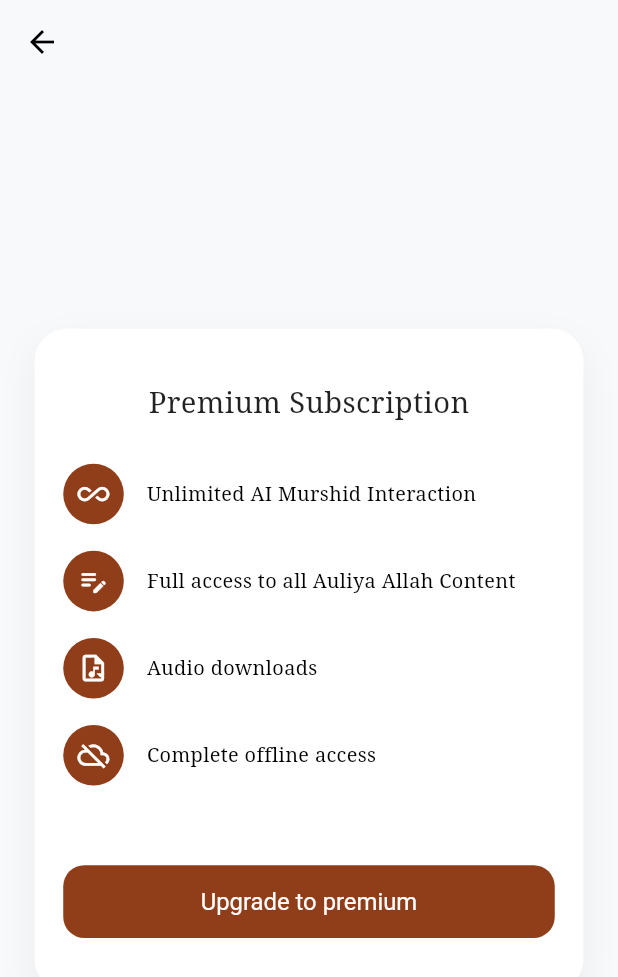
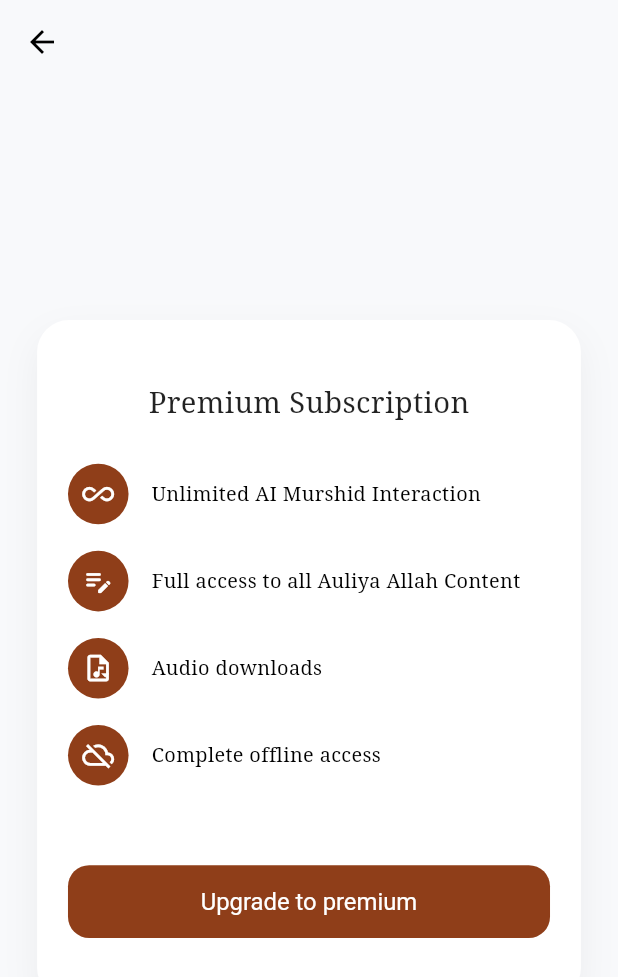
Before and after one commit to Mustafa-2097/maroofkhan8, a Flutter app: the PremiumSubscriptionPage screen opened directly, on a phone screen of 412 x 824 dp. Shown: the top 977 px of the screen. Run offline on Flutter 3.47's test engine with Material 3 defaults, Android fonts, the phone set to English and light mode, and no system bars; our stand-ins replace audioplayers, country_picker, device_preview, easy_localization, flutter_easyloading, flutter_screenutil and 9 more; missing offline and left inert: syncfusion_flutter_pdfviewer; accounts and stored records are empty.

Commit message:
Do theme work and responsive to SUBSCRIPTION  screens

```diff
--- a/lib/features/profile/view/pages/subscription/view/PremiumSubscriptionPage.dart
+++ b/lib/features/profile/view/pages/subscription/view/PremiumSubscriptionPage.dart
@@ -8,17 +8,24 @@ class PremiumSubscriptionPage extends StatelessWidget {
 
   @override
   Widget build(BuildContext context) {
-
+    final isDark = Theme.of(context).brightness == Brightness.dark;
+    final sw = MediaQuery.of(context).size.width;
+    final sh = MediaQuery.of(context).size.height;
     const Color primaryBrown = AppColors.primaryColorLight;
 
     return Scaffold(
-      backgroundColor: const Color(0xFFF8F9FB),
+      backgroundColor: isDark
+          ? const Color(0xFF121212)
+          : const Color(0xFFF8F9FB),
       appBar: AppBar(
         backgroundColor: Colors.transparent,
         elevation: 0,
         leading: IconButton(
           onPressed: () => Get.back(),
-          icon: const Icon(Icons.arrow_back, color: Colors.black),
+          icon: Icon(
+            Icons.arrow_back,
+            color: isDark ? Colors.white : Colors.black,
+          ),
         ),
       ),
       body: SafeArea(
@@ -27,11 +34,14 @@ class PremiumSubscriptionPage extends StatelessWidget {
           children: [
             //SizedBox(height: 10.h),
             Padding(
-              padding: EdgeInsets.symmetric(horizontal: 24.w),
+              padding: EdgeInsets.symmetric(horizontal: sw * 0.06),
               child: Container(
-                padding: EdgeInsets.symmetric(horizontal: 20.w, vertical: 40.h),
+                padding: EdgeInsets.symmetric(
+                  horizontal: sw * 0.05,
+                  vertical: sh * 0.05,
+                ),
                 decoration: BoxDecoration(
-                  color: Colors.white,
+                  color: isDark ? const Color(0xFF1E1E1E) : Colors.white,
                   borderRadius: BorderRadius.circular(24.r),
                   boxShadow: [
                     BoxShadow(
@@ -51,7 +61,7 @@ class PremiumSubscriptionPage extends StatelessWidget {
                         fontSize: 22.sp,
                         fontWeight: FontWeight.w500,
                         fontFamily: 'Serif',
-                        color: Colors.black87,
+                        color: isDark ? Colors.white : Colors.black87,
                       ),
                     ),
                     SizedBox(height: 30.h),
@@ -117,6 +127,9 @@ class PremiumSubscriptionPage extends StatelessWidget {
     required String text,
     bool showDownloadIcon = false,
   }) {
+    return Builder(
+      builder: (context) {
+        final isDark = Theme.of(context).brightness == Brightness.dark;
         return Padding(
           padding: EdgeInsets.only(bottom: 20.h),
           child: Row(
@@ -126,7 +139,6 @@ class PremiumSubscriptionPage extends StatelessWidget {
                 padding: EdgeInsets.all(10.w),
                 decoration: const BoxDecoration(
                   color: AppColors.primaryColorLight,
-              //color: Color(0xFF8D441D), // Brown background
                   shape: BoxShape.circle,
                 ),
                 child: Stack(
@@ -149,7 +161,7 @@ class PremiumSubscriptionPage extends StatelessWidget {
                   text,
                   style: TextStyle(
                     fontSize: 15.sp,
-                color: Colors.black,
+                    color: isDark ? Colors.grey[300] : Colors.black,
                     fontWeight: FontWeight.w400,
                     fontFamily: 'Serif',
                   ),
@@ -158,5 +170,7 @@ class PremiumSubscriptionPage extends StatelessWidget {
             ],
           ),
         );
+      },
+    );
   }
 }
```
Also changed, not shown: lib/features/profile/view/pages/subscription/view/PaymentScreen.dart (+27 -11 lines), lib/features/profile/view/pages/subscription/view/subscription_screen.dart (+28 -11 lines). Lines whose indentation alone changed are shown as unchanged.
